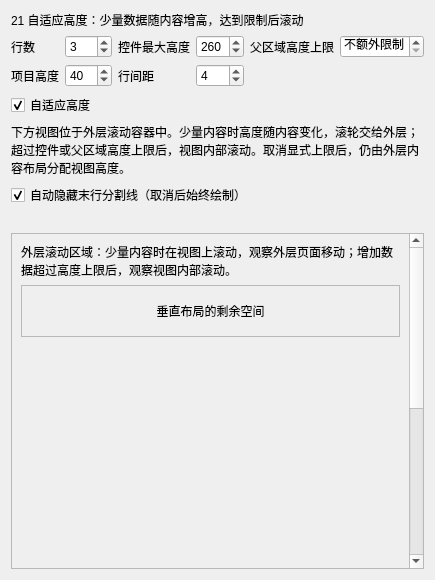
Qt form examples/list_capabilities/21_auto_height/auto_height.ui (daonvshu/qt-virtual-item-views) before a commit.
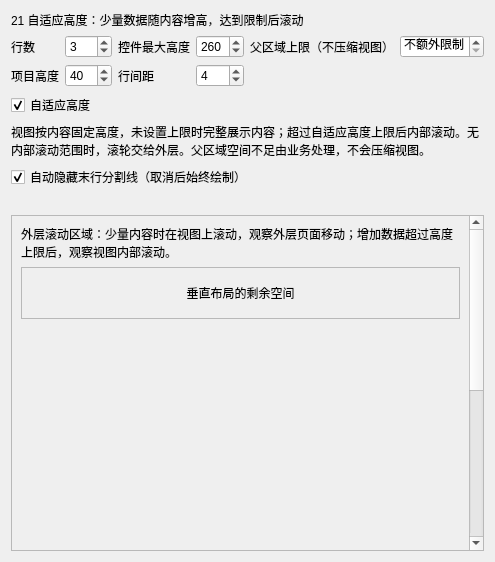
The same form after that commit.

The edit to the form file:
```diff
--- a/examples/list_capabilities/21_auto_height/auto_height.ui
+++ b/examples/list_capabilities/21_auto_height/auto_height.ui
@@ -9,7 +9,7 @@
     <item row="0" column="1"><widget class="QSpinBox" name="rowCountSpin"><property name="maximum"><number>200</number></property><property name="value"><number>3</number></property></widget></item>
     <item row="0" column="2"><widget class="QLabel" name="maxHeightSpinLabel"><property name="text"><string>控件最大高度</string></property><property name="buddy"><cstring>maxHeightSpin</cstring></property></widget></item>
     <item row="0" column="3"><widget class="QSpinBox" name="maxHeightSpin"><property name="maximum"><number>800</number></property><property name="value"><number>260</number></property><property name="specialValueText"><string>不限</string></property></widget></item>
-    <item row="0" column="4"><widget class="QLabel" name="parentLimitSpinLabel"><property name="text"><string>父区域高度上限</string></property><property name="buddy"><cstring>parentLimitSpin</cstring></property></widget></item>
+    <item row="0" column="4"><widget class="QLabel" name="parentLimitSpinLabel"><property name="text"><string>父区域上限（不压缩视图）</string></property><property name="buddy"><cstring>parentLimitSpin</cstring></property></widget></item>
     <item row="0" column="5"><widget class="QSpinBox" name="parentLimitSpin"><property name="maximum"><number>800</number></property><property name="value"><number>0</number></property><property name="specialValueText"><string>不额外限制</string></property></widget></item>
     <item row="1" column="0"><widget class="QLabel" name="heightSpinLabel"><property name="text"><string>项目高度</string></property><property name="buddy"><cstring>heightSpin</cstring></property></widget></item>
     <item row="1" column="1"><widget class="QSpinBox" name="heightSpin"><property name="minimum"><number>24</number></property><property name="maximum"><number>120</number></property><property name="value"><number>40</number></property></widget></item>
@@ -23,7 +23,7 @@
 
     <item><spacer name="toggleSpacer"><property name="orientation"><enum>Qt::Horizontal</enum></property><property name="sizeHint" stdset="0"><size><width>10</width><height>1</height></size></property></spacer></item>
    </layout></item>
-   <item><widget class="QLabel" name="hintLabel"><property name="wordWrap"><bool>true</bool></property><property name="text"><string>下方视图位于外层滚动容器中。少量内容时高度随内容变化，滚轮交给外层；超过控件或父区域高度上限后，视图内部滚动。取消显式上限后，仍由外层内容布局分配视图高度。</string></property></widget></item>
+   <item><widget class="QLabel" name="hintLabel"><property name="wordWrap"><bool>true</bool></property><property name="text"><string>视图按内容固定高度，未设置上限时完整展示内容；超过自适应高度上限后内部滚动。无内部滚动范围时，滚轮交给外层。父区域空间不足由业务处理，不会压缩视图。</string></property></widget></item>
    <item><widget class="QCheckBox" name="autoHideTrailingLineCheck"><property name="text"><string>自动隐藏末行分割线（取消后始终绘制）</string></property><property name="checked"><bool>true</bool></property></widget></item>
    <item><widget class="QLabel" name="statusLabel"><property name="wordWrap"><bool>true</bool></property><property name="text"><string/></property></widget></item>
    <item><widget class="QScrollArea" name="outerScrollArea">
```
